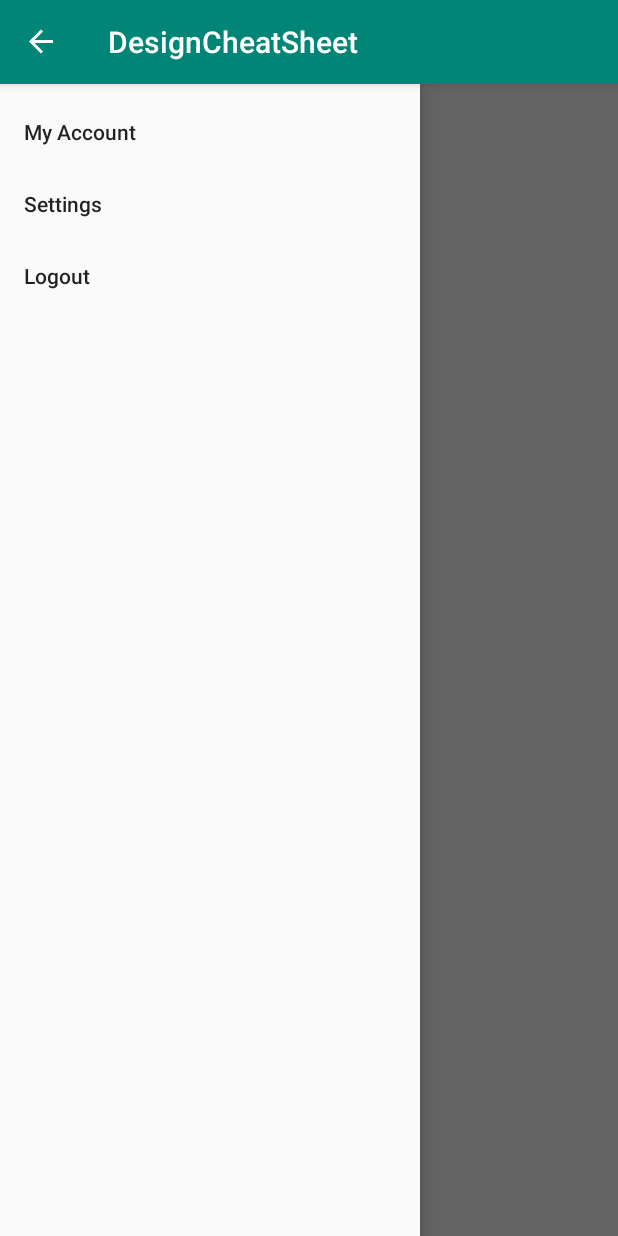
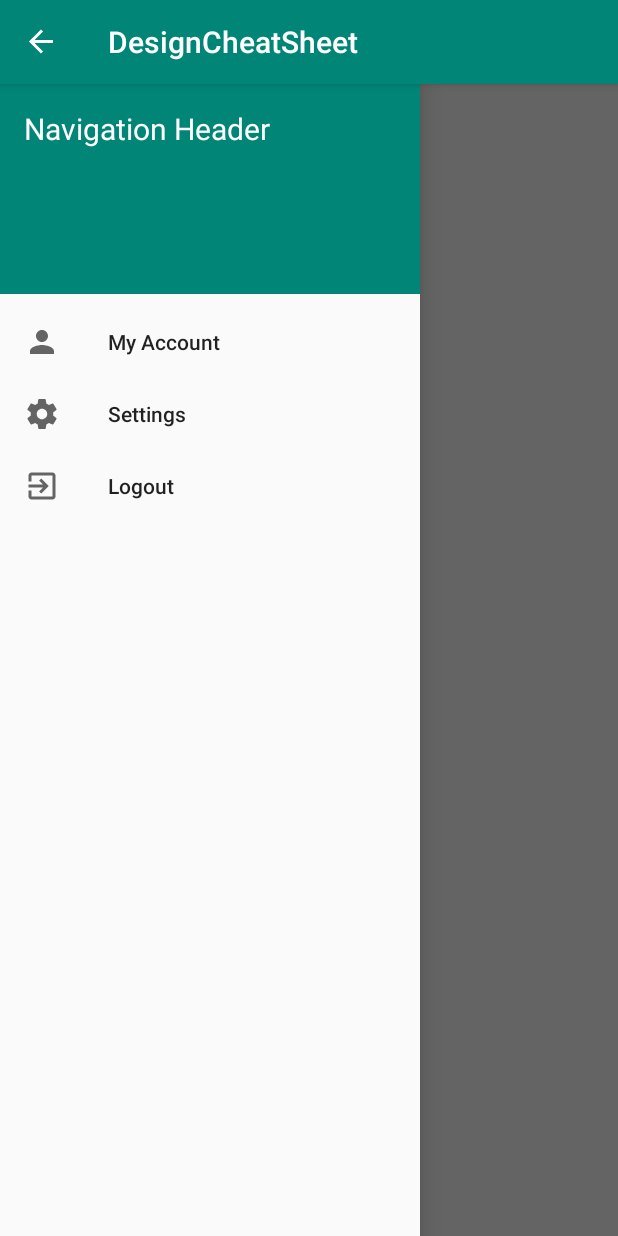
Before and after one commit to echitey/AndroidDesignPlayground, an Android app: the screen it shows after launch (MainActivity), with the side drawer open, on a phone screen of 412 x 824 dp. Run offline under Robolectric (Android 15) with nearby library versions, the phone set to English and light mode, and no system bars.

Commit message:
Added Menu icons and NavigationView header

```diff
--- /dev/null
+++ b/app/src/main/res/drawable/ic_exit_to_app_black_24dp.xml
@@ -0,0 +1,9 @@
+<vector xmlns:android="http://schemas.android.com/apk/res/android"
+        android:width="24dp"
+        android:height="24dp"
+        android:viewportWidth="24.0"
+        android:viewportHeight="24.0">
+    <path
+        android:fillColor="#FF000000"
+        android:pathData="M10.09,15.59L11.5,17l5,-5 -5,-5 -1.41,1.41L12.67,11H3v2h9.67l-2.58,2.59zM19,3H5c-1.11,0 -2,0.9 -2,2v4h2V5h14v14H5v-4H3v4c0,1.1 0.89,2 2,2h14c1.1,0 2,-0.9 2,-2V5c0,-1.1 -0.9,-2 -2,-2z"/>
+</vector>
--- /dev/null
+++ b/app/src/main/res/drawable/ic_person_black_24dp.xml
@@ -0,0 +1,9 @@
+<vector xmlns:android="http://schemas.android.com/apk/res/android"
+        android:width="24dp"
+        android:height="24dp"
+        android:viewportWidth="24.0"
+        android:viewportHeight="24.0">
+    <path
+        android:fillColor="#FF000000"
+        android:pathData="M12,12c2.21,0 4,-1.79 4,-4s-1.79,-4 -4,-4 -4,1.79 -4,4 1.79,4 4,4zM12,14c-2.67,0 -8,1.34 -8,4v2h16v-2c0,-2.66 -5.33,-4 -8,-4z"/>
+</vector>
--- /dev/null
+++ b/app/src/main/res/drawable/ic_settings_black_24dp.xml
@@ -0,0 +1,9 @@
+<vector xmlns:android="http://schemas.android.com/apk/res/android"
+        android:width="24dp"
+        android:height="24dp"
+        android:viewportWidth="24.0"
+        android:viewportHeight="24.0">
+    <path
+        android:fillColor="#FF000000"
+        android:pathData="M19.43,12.98c0.04,-0.32 0.07,-0.64 0.07,-0.98s-0.03,-0.66 -0.07,-0.98l2.11,-1.65c0.19,-0.15 0.24,-0.42 0.12,-0.64l-2,-3.46c-0.12,-0.22 -0.39,-0.3 -0.61,-0.22l-2.49,1c-0.52,-0.4 -1.08,-0.73 -1.69,-0.98l-0.38,-2.65C14.46,2.18 14.25,2 14,2h-4c-0.25,0 -0.46,0.18 -0.49,0.42l-0.38,2.65c-0.61,0.25 -1.17,0.59 -1.69,0.98l-2.49,-1c-0.23,-0.09 -0.49,0 -0.61,0.22l-2,3.46c-0.13,0.22 -0.07,0.49 0.12,0.64l2.11,1.65c-0.04,0.32 -0.07,0.65 -0.07,0.98s0.03,0.66 0.07,0.98l-2.11,1.65c-0.19,0.15 -0.24,0.42 -0.12,0.64l2,3.46c0.12,0.22 0.39,0.3 0.61,0.22l2.49,-1c0.52,0.4 1.08,0.73 1.69,0.98l0.38,2.65c0.03,0.24 0.24,0.42 0.49,0.42h4c0.25,0 0.46,-0.18 0.49,-0.42l0.38,-2.65c0.61,-0.25 1.17,-0.59 1.69,-0.98l2.49,1c0.23,0.09 0.49,0 0.61,-0.22l2,-3.46c0.12,-0.22 0.07,-0.49 -0.12,-0.64l-2.11,-1.65zM12,15.5c-1.93,0 -3.5,-1.57 -3.5,-3.5s1.57,-3.5 3.5,-3.5 3.5,1.57 3.5,3.5 -1.57,3.5 -3.5,3.5z"/>
+</vector>
--- a/app/src/main/res/layout/activity_main.xml
+++ b/app/src/main/res/layout/activity_main.xml
@@ -25,7 +25,8 @@
         android:layout_width="wrap_content"
         android:layout_height="match_parent"
         app:menu="@menu/nav_menu"
-        android:layout_gravity="start">
+        android:layout_gravity="start"
+        app:headerLayout="@layout/navigation_header">
 
     </android.support.design.widget.NavigationView>
 
--- /dev/null
+++ b/app/src/main/res/layout/navigation_header.xml
@@ -0,0 +1,20 @@
+<?xml version="1.0" encoding="utf-8"?>
+<android.support.constraint.ConstraintLayout xmlns:android="http://schemas.android.com/apk/res/android"
+    xmlns:app="http://schemas.android.com/apk/res-auto"
+    xmlns:tools="http://schemas.android.com/tools"
+    android:layout_width="match_parent"
+    android:layout_height="140dp"
+    android:background="@color/colorPrimary">
+
+    <TextView
+        android:id="@+id/textView2"
+        android:layout_width="170dp"
+        android:layout_height="30dp"
+        android:layout_marginStart="16dp"
+        android:layout_marginTop="16dp"
+        android:text="Navigation Header"
+        android:textColor="@android:color/white"
+        android:textSize="20dp"
+        app:layout_constraintStart_toStartOf="parent"
+        app:layout_constraintTop_toTopOf="parent" />
+</android.support.constraint.ConstraintLayout>
--- a/app/src/main/res/menu/nav_menu.xml
+++ b/app/src/main/res/menu/nav_menu.xml
@@ -2,11 +2,14 @@
 <menu xmlns:android="http://schemas.android.com/apk/res/android">
 
     <item android:id="@+id/nav_account"
-        android:title="My Account"/>
+        android:title="My Account"
+        android:icon="@drawable/ic_person_black_24dp"/>
     <item android:id="@+id/nav_settings"
-        android:title="Settings"/>
+        android:title="Settings"
+        android:icon="@drawable/ic_settings_black_24dp"/>
     <item android:id="@+id/nav_logout"
-        android:title="Logout"/>
+        android:title="Logout"
+        android:icon="@drawable/ic_exit_to_app_black_24dp"/>
 
 
 </menu>
```
